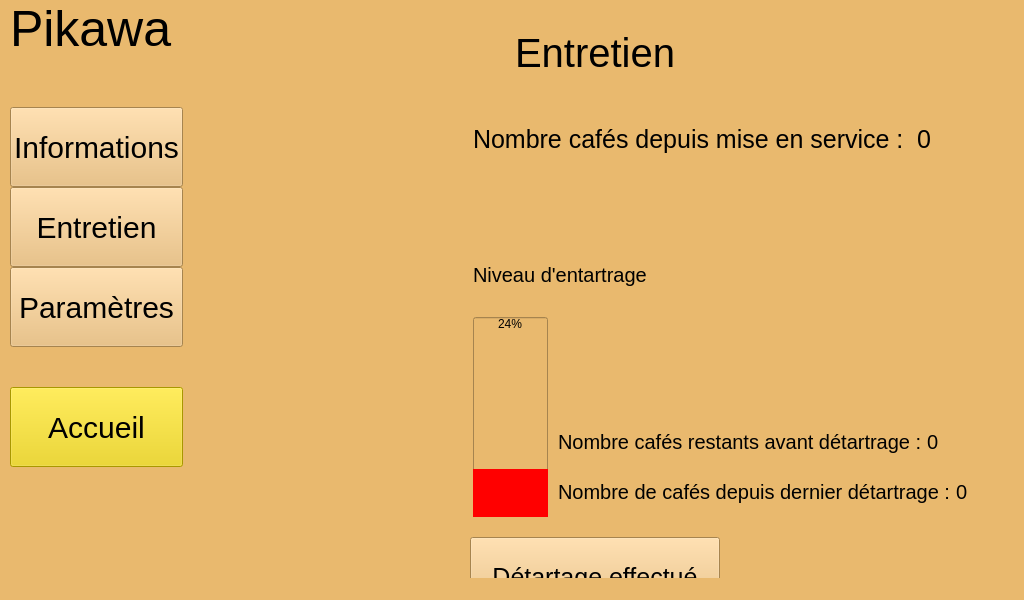
Old version of the form pikawa-qt/ihm.ui in the repository bts-lasalle-avignon-projets/pikawa-2022.
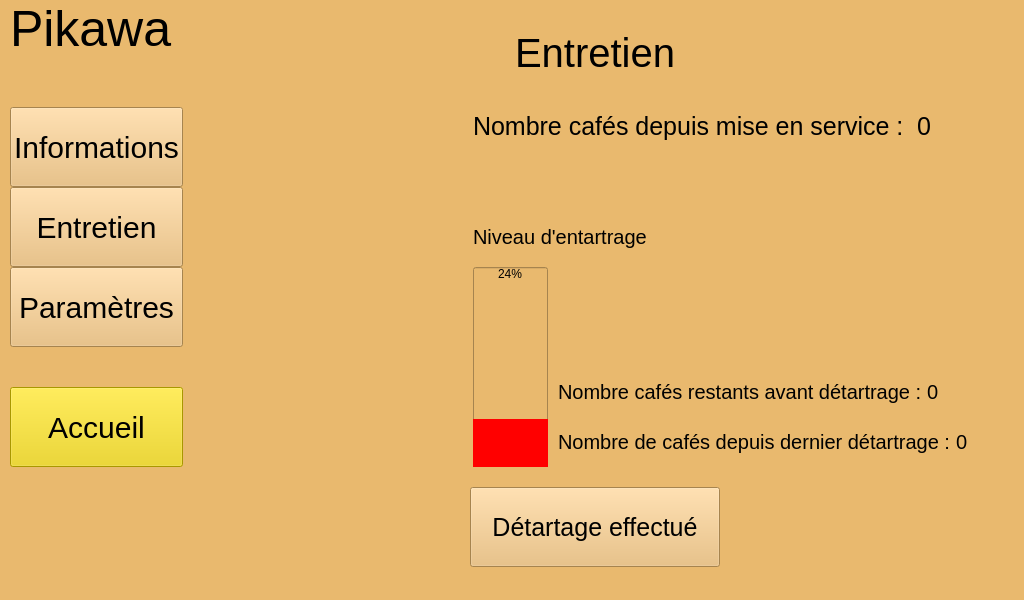
New version of the form. Icons and pictures are not drawn.

Commit message: PIKAWA22-45 Réalisation du todo

What changed in the file:
```diff
--- a/pikawa-qt/ihm.ui
+++ b/pikawa-qt/ihm.ui
@@ -2823,7 +2823,7 @@
                <property name="sizeHint" stdset="0">
                 <size>
                  <width>20</width>
-                 <height>550</height>
+                 <height>600</height>
                 </size>
                </property>
               </spacer>
```
The commit also changes 1 other file.
